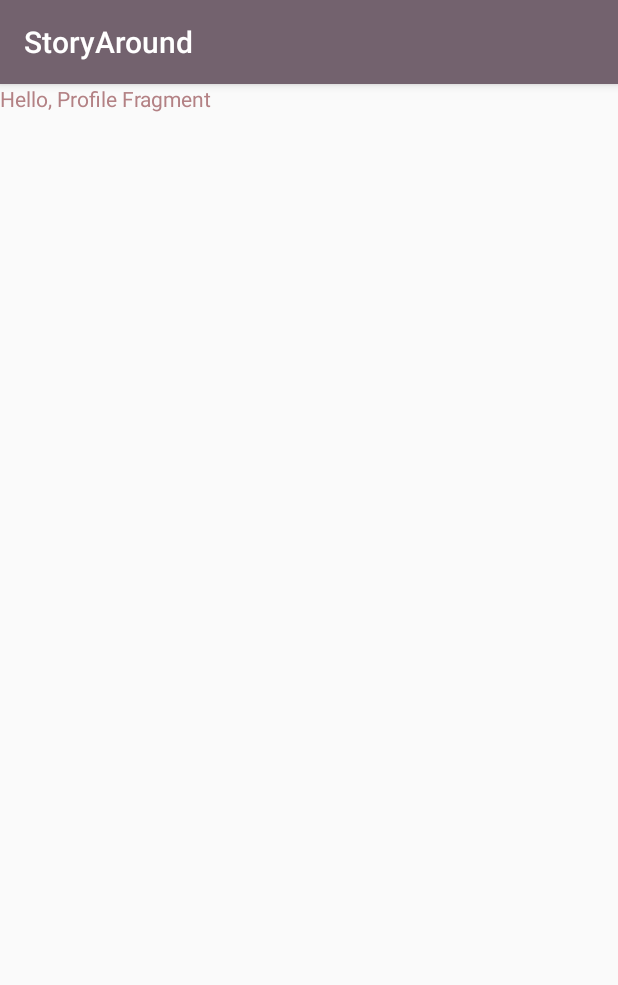
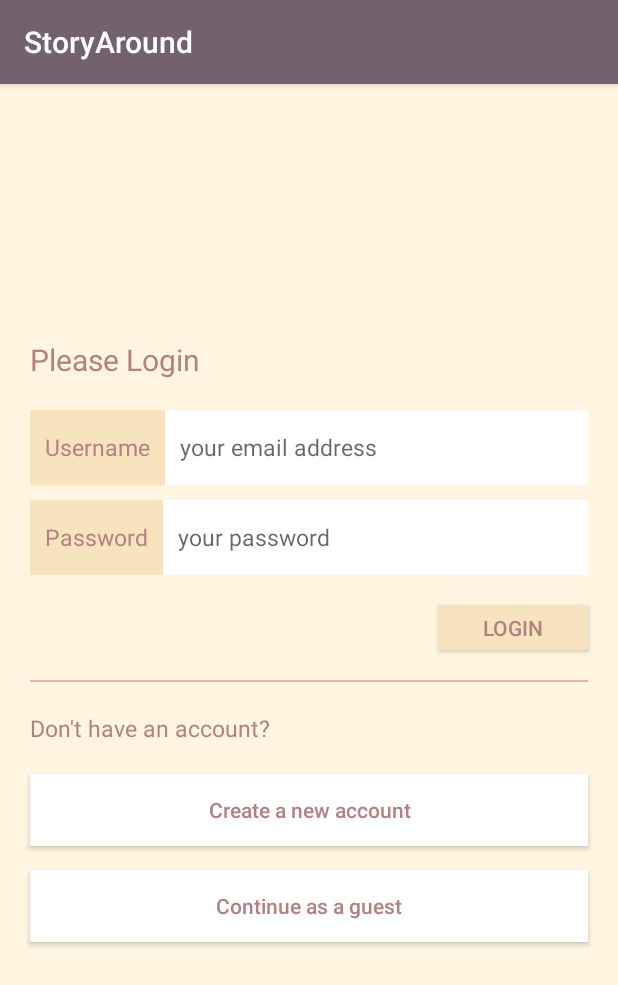
Before and after one commit to joyDeng/StoryAround, an Android app: the fragment ProfileFragment shown on its own in the app's theme, on a phone screen of 412 x 824 dp. Shown: the top 985 px of the screen. Run offline under Robolectric (Android 15) with nearby library versions, the phone set to English and light mode, and no system bars.

Commit message:
add profile fragment UI with login page

```diff
--- a/StoryAround/app/src/main/java/me/ddfw/storyaround/fragments/ProfileFragment.java
+++ b/StoryAround/app/src/main/java/me/ddfw/storyaround/fragments/ProfileFragment.java
@@ -2,29 +2,104 @@ package me.ddfw.storyaround.fragments;
 
 
 import android.app.Fragment;
+import android.app.FragmentManager;
+import android.app.FragmentTransaction;
 import android.os.Bundle;
 import android.util.Log;
 import android.view.LayoutInflater;
 import android.view.View;
 import android.view.ViewGroup;
+import android.widget.Button;
+import android.widget.Toast;
 
 import me.ddfw.storyaround.R;
 
-public class ProfileFragment extends Fragment{
+import static android.R.attr.action;
+
+public class ProfileFragment extends Fragment {
+    private boolean isLogin = false;
 
 
     @Override
     public View onCreateView(LayoutInflater inflater, ViewGroup container, Bundle savedInstanceState) {
-        View rootView = inflater.inflate(R.layout.fragment_profile, container, false);
+        View rootView;
+        if (isLogin) {
+            rootView = inflater.inflate(R.layout.fragment_profile, container, false);
+            setProfileBtn(rootView);
+        }
+        else {
+            rootView = inflater.inflate(R.layout.fragment_login, container, false);
+            setLoginBtn(rootView);
+        }
         setRetainInstance(true);
-
-        Log.d("******","ProfileFragment onCreateView");
-
-
 
         return rootView;
     }
 
 
+    private void setLoginBtn(View rootView) {
+        Button btnLogin = (Button) rootView.findViewById(R.id.btnLogin);
+        btnLogin.setOnClickListener(new View.OnClickListener() {
+            @Override
+            public void onClick(View v) {
+                onLogin();
+                Log.d("******","onLogin");
+                Toast.makeText(getActivity().getApplicationContext(),"onLogin",Toast.LENGTH_SHORT).show();
+            }
+        });
+        Button btnNewAcc = (Button) rootView.findViewById(R.id.btnNewAcc);
+        btnNewAcc.setOnClickListener(new View.OnClickListener() {
+            @Override
+            public void onClick(View v) {
+                //onNewAcc();
+                Log.d("******","onNewAcc");
+                Toast.makeText(getActivity().getApplicationContext(),"onNewAcc",Toast.LENGTH_SHORT).show();
+            }
+        });
+        Button btnGuest = (Button) rootView.findViewById(R.id.btnGuest);
+        btnGuest.setOnClickListener(new View.OnClickListener() {
+            @Override
+            public void onClick(View v) {
+                onGuest();
+                Log.d("******","onGuest");
+                Toast.makeText(getActivity().getApplicationContext(),"Welcome",Toast.LENGTH_SHORT).show();
+            }
+        });
+    }
+
+    private void onLogin() {
+        // TODO
+        isLogin = true;
+        getFragmentManager().beginTransaction().detach(this).attach(this).commit();
+    }
+
+    private void onGuest() {
+        isLogin = true;
+        getFragmentManager().beginTransaction().detach(this).attach(this).commit();
+    }
+
+    private void setProfileBtn(View rootView) {
+        Button btnLogout = (Button) rootView.findViewById(R.id.btnLogout);
+        btnLogout.setOnClickListener(new View.OnClickListener() {
+            @Override
+            public void onClick(View v) {
+                onLogout();
+                Log.d("******","onLogout");
+                Toast.makeText(getActivity().getApplicationContext(),"Log out",Toast.LENGTH_SHORT).show();
+            }
+        });
+    }
+
+    private void onLogout() {
+        isLogin = false;
+        getFragmentManager().beginTransaction().detach(this).attach(this).commit();
+    }
+
+
+
+
+
+
+
 
 }
--- a/StoryAround/app/src/main/res/drawable/tab_background.xml
+++ b/StoryAround/app/src/main/res/drawable/tab_background.xml
@@ -1,4 +1,5 @@
 <selector xmlns:android="http://schemas.android.com/apk/res/android">
-    <item android:state_selected="true" android:drawable="@color/color5" />
+    <item android:state_selected="true"
+        android:drawable="@color/color5" />
     <item android:drawable="@color/color4" />
 </selector>
--- /dev/null
+++ b/StoryAround/app/src/main/res/layout/fragment_login.xml
@@ -0,0 +1,151 @@
+<?xml version="1.0" encoding="utf-8"?>
+<LinearLayout xmlns:android="http://schemas.android.com/apk/res/android"
+    android:layout_width="match_parent"
+    android:layout_height="match_parent"
+    android:background="@color/color6">
+
+
+    <LinearLayout
+        android:layout_width="match_parent"
+        android:layout_height="wrap_content"
+        android:paddingBottom="30dp"
+        android:orientation="vertical"
+        android:layout_gravity="center_vertical">
+
+
+    <!-- Login Title -->
+    <LinearLayout
+        android:layout_width="match_parent"
+        android:layout_height="wrap_content"
+        android:layout_margin="20dp"
+        android:orientation="vertical">
+    <TextView
+        android:layout_width="match_parent"
+        android:layout_height="wrap_content"
+        android:textSize="20dp"
+        android:text="Please Login" />
+    </LinearLayout>
+
+
+
+    <!-- Login Input -->
+    <LinearLayout
+        android:layout_width="match_parent"
+        android:layout_height="50dp"
+        android:layout_marginLeft="20dp"
+        android:layout_marginRight="20dp"
+        android:background="@color/color5"
+        android:orientation="horizontal">
+        <TextView
+            android:layout_width="wrap_content"
+            android:layout_height="match_parent"
+            android:gravity="center"
+            android:padding="10dp"
+            android:text="Username"
+            android:textSize="15dp" />
+        <EditText
+            android:id="@+id/editUsername"
+            android:layout_width="match_parent"
+            android:layout_height="match_parent"
+            android:gravity="center_vertical"
+            android:padding="10dp"
+            android:textSize="15dp"
+            android:background="@color/white"
+            android:textColor="@color/color4"
+            android:hint="your email address"
+            android:inputType="textWebEmailAddress"
+            android:singleLine="true" />
+    </LinearLayout>
+
+    <LinearLayout
+        android:layout_width="match_parent"
+        android:layout_height="50dp"
+        android:layout_marginLeft="20dp"
+        android:layout_marginRight="20dp"
+        android:layout_marginTop="10dp"
+        android:background="@color/color5"
+        android:orientation="horizontal">
+        <TextView
+            android:layout_width="wrap_content"
+            android:layout_height="match_parent"
+            android:gravity="center"
+            android:padding="10dp"
+            android:text="Password"
+            android:textSize="15dp" />
+        <EditText
+            android:id="@+id/editPassword"
+            android:layout_width="match_parent"
+            android:layout_height="match_parent"
+            android:gravity="center_vertical"
+            android:padding="10dp"
+            android:textSize="15dp"
+            android:background="@color/white"
+            android:textColor="@color/color4"
+            android:hint="your password"
+            android:inputType="textWebPassword"
+            android:singleLine="true" />
+    </LinearLayout>
+
+    <Button
+        android:id="@+id/btnLogin"
+        android:layout_width="100dp"
+        android:layout_height="30dp"
+        android:layout_margin="20dp"
+        android:background="@color/color5"
+        android:layout_gravity="right"
+        android:onClick="onLogin"
+        android:text="Login" />
+
+    <!-- End of login input -->
+
+
+    <View
+        android:layout_width="match_parent"
+        android:layout_height="1dp"
+        android:layout_marginLeft="20dp"
+        android:layout_marginRight="20dp"
+        android:background="@color/color4"/>
+
+
+    <!-- Don't have an account? -->
+    <LinearLayout
+        android:layout_width="match_parent"
+        android:layout_height="wrap_content"
+        android:layout_margin="20dp"
+        android:orientation="vertical">
+        <TextView
+            android:layout_width="match_parent"
+            android:layout_height="wrap_content"
+            android:textSize="15dp"
+            android:text="Don't have an account? " />
+    </LinearLayout>
+
+    <Button
+        android:id="@+id/btnNewAcc"
+        android:layout_width="match_parent"
+        android:layout_height="wrap_content"
+        android:layout_marginLeft="20dp"
+        android:layout_marginRight="20dp"
+        android:layout_marginBottom="8dp"
+        android:background="@color/white"
+        android:onClick="onNewAcc"
+        android:textAllCaps="false"
+        android:text="Create a new account" />
+
+    <Button
+        android:id="@+id/btnGuest"
+        android:layout_width="match_parent"
+        android:layout_height="wrap_content"
+        android:layout_marginTop="8dp"
+        android:layout_marginLeft="20dp"
+        android:layout_marginRight="20dp"
+        android:layout_marginBottom="15dp"
+        android:background="@color/white"
+        android:onClick="onGuest"
+        android:textAllCaps="false"
+        android:text="Continue as a guest" />
+
+    </LinearLayout>
+
+
+</LinearLayout>
```
Also changed, not shown: StoryAround/app/src/main/res/layout/fragment_post.xml (+17 -7 lines), StoryAround/app/src/main/res/layout/fragment_profile.xml (+23 -4 lines).
